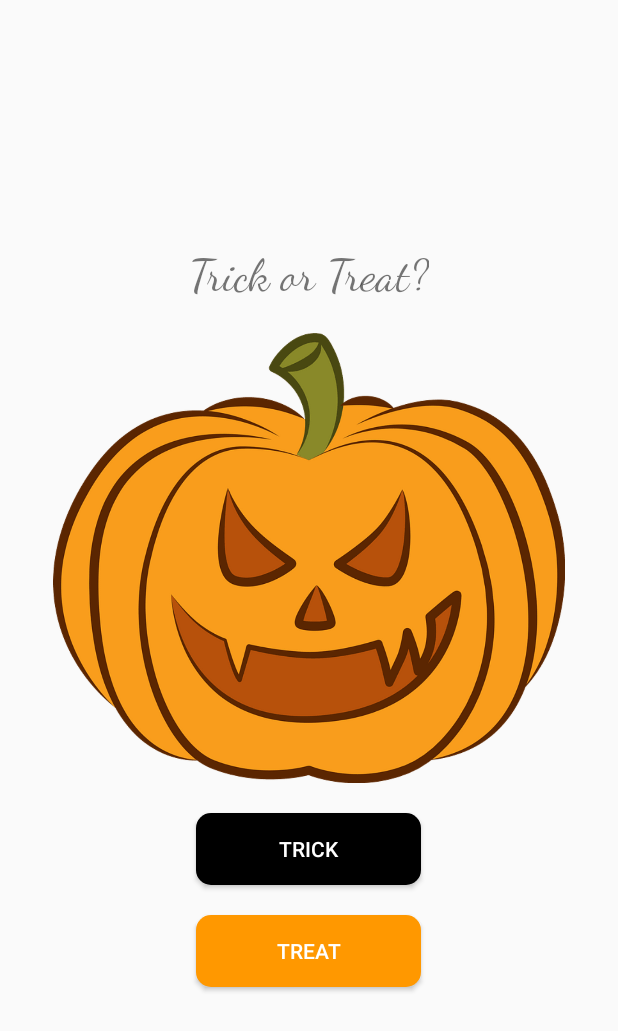
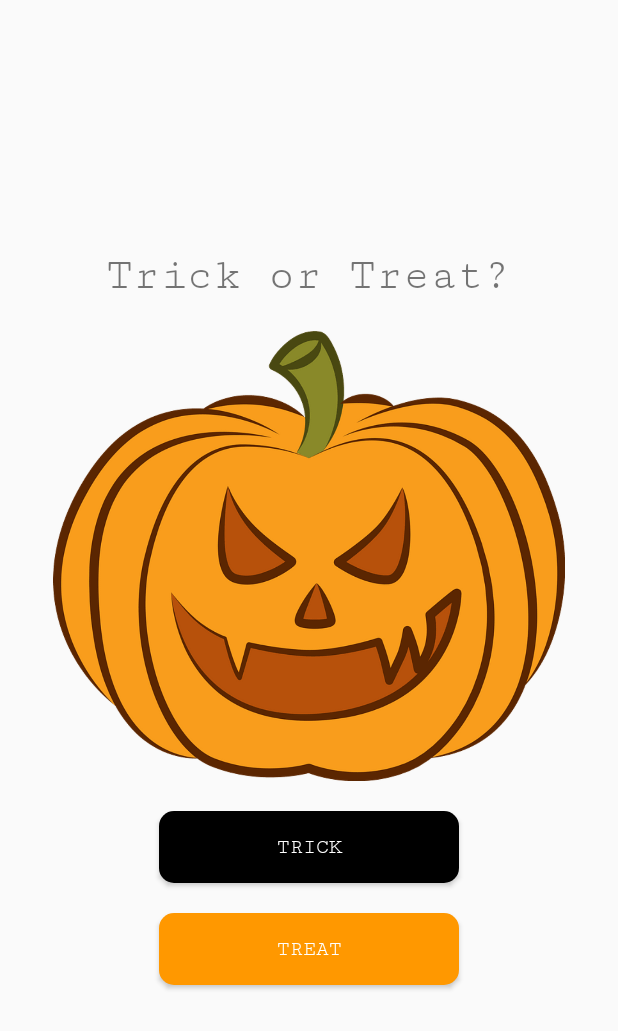
Before and after one commit to mikemarse/Lab4-WorkInClass, an Android app: the screen it shows after launch (MainActivity), on a phone screen of 412 x 824 dp. Shown: the top 1031 px of the screen. Run offline under Robolectric (Android 15) with nearby library versions, the phone set to English and light mode, and no system bars.

Commit message:
finishing touches

```diff
--- a/app/src/main/java/edu/utsa/cs3443/arq335_lab4/TreatActivity.java
+++ b/app/src/main/java/edu/utsa/cs3443/arq335_lab4/TreatActivity.java
@@ -15,12 +15,6 @@ public class TreatActivity extends AppCompatActivity {
     protected void onCreate(Bundle savedInstanceState) {
         super.onCreate(savedInstanceState);
         setContentView(R.layout.activity_treat);
-        //probably call all the stuff I need
-        //setupPicture();
-
-//        int[] photos = {R.drawable.image1, R.drawable.image2, R.drawable.image3, R.drawable.image4, R.drawable.image5,
-//                R.drawable.image6, R.drawable.image7, R.drawable.image8, R.drawable.image9};
-
         displayImage();
     }
 
--- a/app/src/main/java/edu/utsa/cs3443/arq335_lab4/TrickActivity.java
+++ b/app/src/main/java/edu/utsa/cs3443/arq335_lab4/TrickActivity.java
@@ -63,6 +63,7 @@ public class TrickActivity extends AppCompatActivity implements View.OnClickList
     }
 
     public void setupButton() {
+        //set up buttons by their ids. and set the text to it
         int[] buttonIDs = {R.id.button_1, R.id.button_2, R.id.button_3};
         String[] buttonText = {option1, option2, option3};
         for (int i = 0; i < buttonIDs.length; i++) {
--- a/app/src/main/res/layout/activity_main.xml
+++ b/app/src/main/res/layout/activity_main.xml
@@ -13,7 +13,7 @@
         android:layout_height="wrap_content"
         android:text="Trick or Treat?"
         android:textSize="30dp"
-        android:fontFamily="cursive"
+        android:fontFamily="serif-monospace"
         android:layout_gravity="center_horizontal"
         app:layout_constraintBottom_toBottomOf="parent"
         app:layout_constraintEnd_toEndOf="parent"
@@ -30,20 +30,22 @@
 
     <Button
         android:id="@+id/button_1"
-        android:layout_width="150dp"
+        android:layout_width="200dp"
         android:layout_height="wrap_content"
         android:layout_gravity="center_horizontal"
         android:background="@drawable/trick_bg"
         android:text="Trick"
         android:textColor="@color/white"
+        android:fontFamily="serif-monospace"
         android:layout_marginBottom="20dp" />
     <Button
-        android:layout_width="150dp"
+        android:layout_width="200dp"
         android:layout_height="wrap_content"
         android:layout_gravity="center_horizontal"
         android:text="Treat"
         android:id="@+id/button_2"
         android:background="@drawable/treat_bg"
+        android:fontFamily="serif-monospace"
         android:textColor="@color/white"/>
 
 </LinearLayout>
```
Also changed, not shown: app/src/main/java/edu/utsa/cs3443/arq335_lab4/model/Trivia.java (+0 -19 lines), app/src/main/res/layout/activity_trick.xml (+5 -2 lines).
